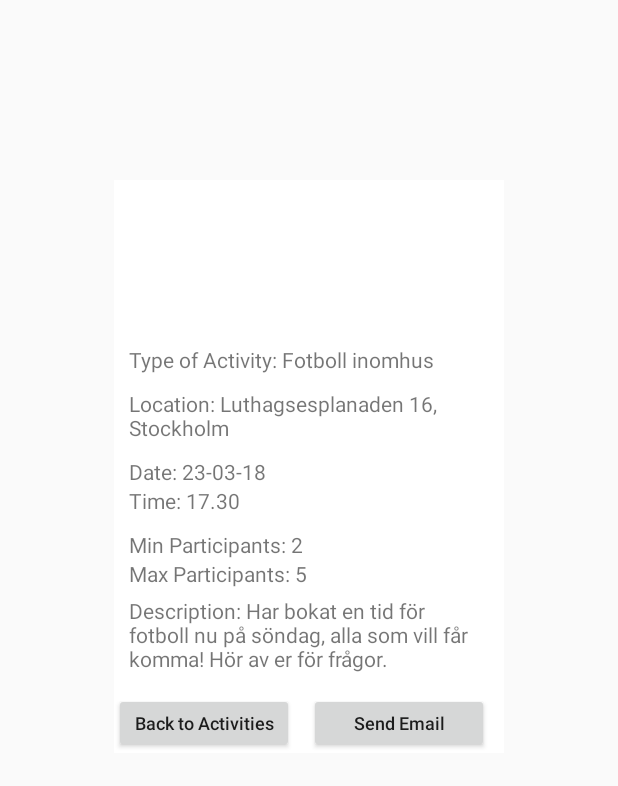
After one commit to gurkstav/Platform-Spanning-Systems, an Android app: the layout card_fragment.xml on its own in the app's theme, with its tools: preview values and no code run, on a phone screen of 412 x 824 dp. The commit adds this screen. Shown: the top 786 px of the screen. Run offline under Robolectric (Android 15) with nearby library versions, the phone set to English and light mode, and no system bars.

Commit message:
Dialog shown when pressing card.

```diff
--- a/app/src/main/java/com/systems/spanning/platform/match/LoginActivity.java
+++ b/app/src/main/java/com/systems/spanning/platform/match/LoginActivity.java
@@ -59,7 +59,8 @@ public class LoginActivity extends AppCompatActivity implements PostDataInterfac
             postData.put("email", Email);
             postData.put("password", Password);
 
-            new PostData("http://10.0.2.2:8000/login", postData, this).execute();
+            new PostData("http://192.168.1.2:8000/login", postData, this).execute();
+            //10.0.2.2
         }
     }
 
--- a/app/src/main/java/com/systems/spanning/platform/match/SearchActivity.java
+++ b/app/src/main/java/com/systems/spanning/platform/match/SearchActivity.java
@@ -151,8 +151,8 @@ public class SearchActivity extends AppCompatActivity implements GetDataInterfac
     }
 
     public void SearchClick(View view){
-        new GetData("http://10.0.2.2:8000/activities",this).execute();
-        //192.168.1.2
+        new GetData("http://192.168.1.2:8000/activities",this).execute();
+        //10.0.2.2
     }
 
     public void homeClick(View view){
--- a/app/src/main/res/layout/activity_search_results.xml
+++ b/app/src/main/res/layout/activity_search_results.xml
@@ -1,6 +1,6 @@
 <?xml version="1.0" encoding="utf-8"?>
 <android.support.constraint.ConstraintLayout xmlns:android="http://schemas.android.com/apk/res/android"
-    android:id="@+id/nestedScrollView"
+    android:id="@+id/parent_view"
     android:layout_width="match_parent"
     android:layout_height="match_parent"
     android:background="@drawable/background"
@@ -31,7 +31,6 @@
             android:layout_marginStart="60dp"
             android:layout_marginEnd="55dp"
             android:layout_marginTop="10dp">
-
         </android.support.v7.widget.RecyclerView>
 
         <android.support.v7.widget.AppCompatTextView
@@ -45,6 +44,5 @@
             android:textSize="16sp"
             android:onClick="newSearchClick"/>
 
-
     </android.support.v7.widget.LinearLayoutCompat>
 </android.support.constraint.ConstraintLayout>
--- /dev/null
+++ b/app/src/main/res/layout/card_fragment.xml
@@ -0,0 +1,108 @@
+<?xml version="1.0" encoding="utf-8"?>
+<android.support.constraint.ConstraintLayout xmlns:android="http://schemas.android.com/apk/res/android"
+    xmlns:app="http://schemas.android.com/apk/res-auto"
+    android:id="@+id/card_view"
+    android:layout_width="260dp"
+    android:layout_height="wrap_content"
+    android:layout_gravity="center_horizontal"
+    android:layout_marginTop="120dp"
+    android:background="@drawable/card_background">
+
+    <ImageView
+        android:layout_width="0dp"
+        android:layout_height="100dp"
+        android:id="@+id/background_image_view"
+        app:layout_constraintStart_toStartOf="parent"
+        app:layout_constraintEnd_toEndOf="parent"/>
+
+    <TextView
+        android:id="@+id/activityType"
+        android:layout_width="0dp"
+        android:layout_height="wrap_content"
+        android:layout_marginStart="10dp"
+        android:layout_marginTop="10dp"
+        android:layout_marginEnd="10dp"
+        android:text="Type of Activity: Fotboll inomhus"
+        app:layout_constraintStart_toStartOf="@id/background_image_view"
+        app:layout_constraintTop_toBottomOf="@id/background_image_view"
+        app:layout_constraintEnd_toEndOf="@id/background_image_view"/>
+        <TextView
+            android:id="@+id/activityLocation"
+            android:layout_width="0dp"
+            android:layout_height="wrap_content"
+            android:layout_marginTop="10dp"
+            android:text="Location: Luthagsesplanaden 16, Stockholm"
+            app:layout_constraintStart_toStartOf="@id/activityType"
+            app:layout_constraintTop_toBottomOf="@id/activityType"
+            android:layout_marginEnd="10dp"
+            app:layout_constraintEnd_toEndOf="@id/background_image_view"/>
+        <TextView
+            android:id="@+id/activityDate"
+            android:layout_width="0dp"
+            android:layout_height="wrap_content"
+            android:layout_marginTop="10dp"
+            android:text="Date: 23-03-18"
+            app:layout_constraintStart_toStartOf="@id/activityLocation"
+            app:layout_constraintTop_toBottomOf="@id/activityLocation" />
+
+         <TextView
+            android:id="@+id/activityTime"
+            android:layout_width="0dp"
+            android:layout_height="wrap_content"
+            android:text="Time: 17.30"
+            app:layout_constraintStart_toStartOf="@id/activityDate"
+            app:layout_constraintTop_toBottomOf="@id/activityDate" />
+        <TextView
+            android:id="@+id/activityMinPart"
+            android:layout_width="0dp"
+            android:layout_height="wrap_content"
+            android:layout_marginTop="10dp"
+            android:text="Min Participants: 2"
+            app:layout_constraintStart_toStartOf="@id/activityTime"
+            app:layout_constraintTop_toBottomOf="@id/activityTime" />
+        <TextView
+            android:id="@+id/activityMaxPart"
+            android:layout_width="0dp"
+            android:layout_height="wrap_content"
+            android:text="Max Participants: 5"
+            app:layout_constraintStart_toStartOf="@id/activityMinPart"
+            app:layout_constraintTop_toBottomOf="@id/activityMinPart" />
+    <TextView
+        android:id="@+id/activityDescription"
+        android:layout_width="0dp"
+        android:layout_height="wrap_content"
+        android:layout_marginTop="5dp"
+        android:layout_marginEnd="10dp"
+        android:layout_marginBottom="10dp"
+        android:text="Description: Har bokat en tid för fotboll nu på söndag, alla som vill får komma! Hör av er för frågor."
+        app:layout_constraintStart_toStartOf="@id/activityMaxPart"
+        app:layout_constraintTop_toBottomOf="@id/activityMaxPart"
+        app:layout_constraintEnd_toEndOf="@id/background_image_view"
+        />
+    <android.support.v7.widget.AppCompatButton
+        android:id="@+id/back_to_activities"
+        android:layout_width="120dp"
+        android:layout_height="40dp"
+        android:layout_marginTop="13dp"
+        android:text="Back to Activities"
+        android:textStyle="normal"
+        android:textAllCaps="false"
+        android:textSize="12sp"
+        app:layout_constraintStart_toStartOf="parent"
+        app:layout_constraintTop_toBottomOf="@id/activityDescription"
+        app:layout_constraintBottom_toBottomOf="parent"/>
+
+    <android.support.v7.widget.AppCompatButton
+        android:id="@+id/button_contact"
+        android:layout_width="120dp"
+        android:layout_height="40dp"
+        android:layout_marginTop="13dp"
+        android:text="Send Email"
+        android:textStyle="normal"
+        android:textAllCaps="false"
+        android:textSize="12sp"
+        app:layout_constraintStart_toEndOf="@id/back_to_activities"
+        app:layout_constraintTop_toBottomOf="@id/activityDescription"
+        app:layout_constraintBottom_toBottomOf="parent"
+        app:layout_constraintEnd_toEndOf="parent"/>
+</android.support.constraint.ConstraintLayout>
```
Also changed, not shown: app/src/main/java/com/systems/spanning/platform/match/CardFragment.java (added, +127 -0 lines), app/src/main/java/com/systems/spanning/platform/match/MatchActivity.java (+29 -3 lines), app/src/main/java/com/systems/spanning/platform/match/RecyclerItemClickListener.java (added, +58 -0 lines), app/src/main/java/com/systems/spanning/platform/match/searchMatchAdapter.java (+15 -22 lines), app/src/main/res/layout/search_match.xml (+27 -23 lines), app/src/main/res/values/strings.xml (+4 -3 lines).
